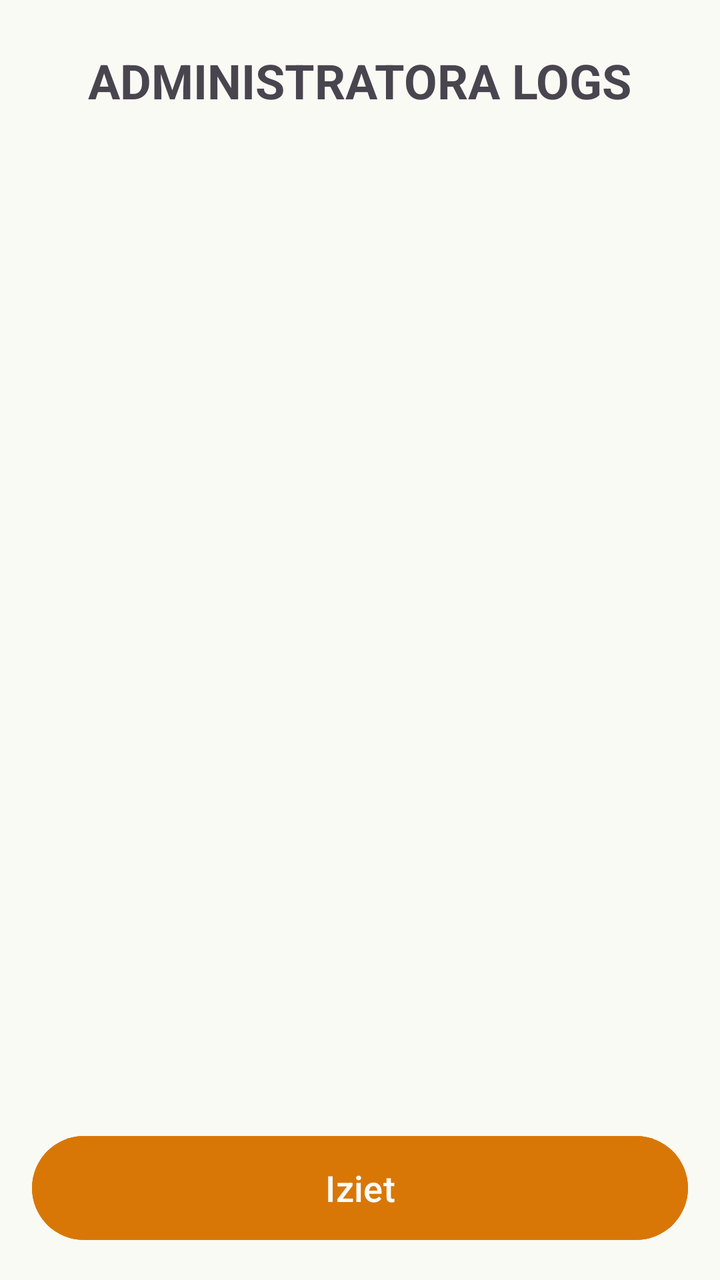
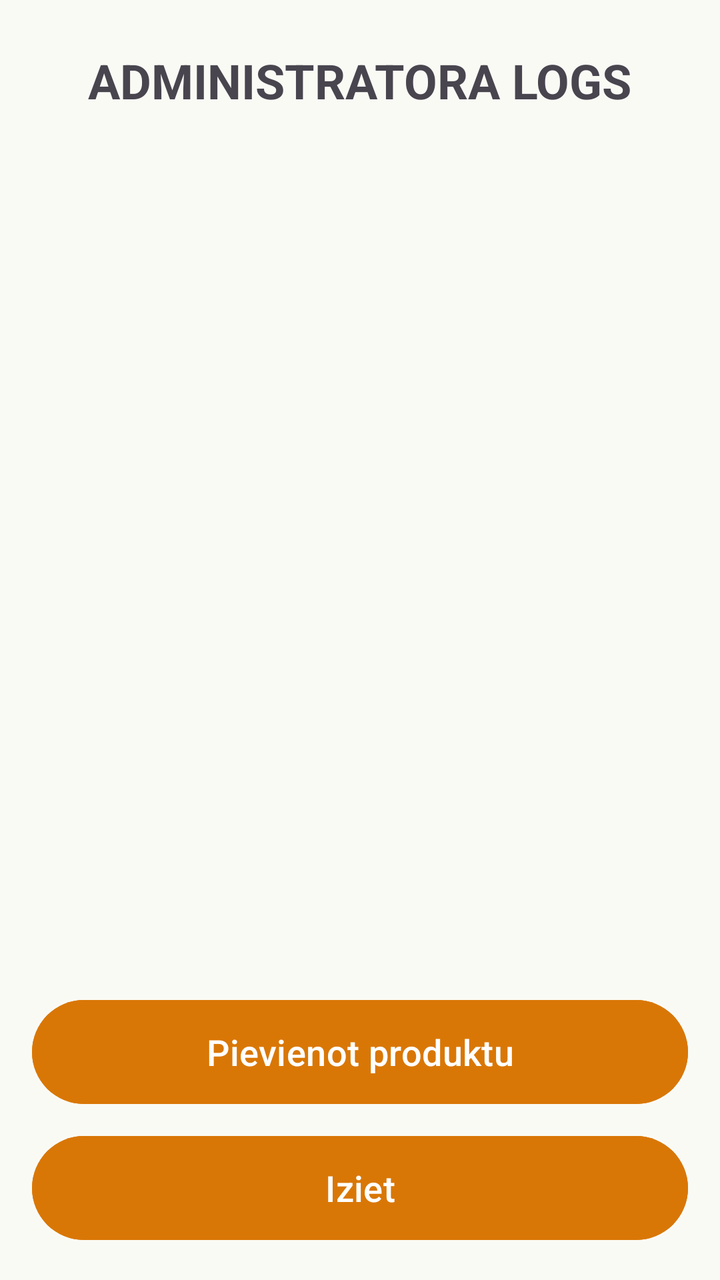

The first picture is an Android layout as it rendered before a commit; the second is the same layout after the commit. The layout source and the unified diff follow.
<!-- AndroidManifest.xml: application theme Theme._11_PD2_PA_Giruckis_Nikitins_2026 -->
<!-- res/layout/admin_log.xml -->
<?xml version="1.0" encoding="utf-8"?>
<androidx.constraintlayout.widget.ConstraintLayout xmlns:android="http://schemas.android.com/apk/res/android"
    xmlns:app="http://schemas.android.com/apk/res-auto"
    xmlns:tools="http://schemas.android.com/tools"
    android:layout_width="match_parent"
    android:layout_height="match_parent"
    android:background="#FAFAF5">

    <TextView
        android:id="@+id/Admin_Text"
        android:layout_width="wrap_content"
        android:layout_height="wrap_content"
        android:layout_marginTop="24dp"
        android:text="@string/AdminLog_Text"
        android:textAllCaps="true"
        android:textSize="24sp"
        android:textStyle="bold"
        app:layout_constraintEnd_toEndOf="parent"
        app:layout_constraintStart_toStartOf="parent"
        app:layout_constraintTop_toTopOf="parent" />

    <ListView
        android:id="@+id/Admin_UserList"
        android:layout_width="0dp"
        android:layout_height="0dp"
        android:layout_margin="16dp"
        app:layout_constraintBottom_toTopOf="@+id/Admin_BackButton"
        app:layout_constraintEnd_toEndOf="parent"
        app:layout_constraintStart_toStartOf="parent"
        app:layout_constraintTop_toBottomOf="@+id/Admin_Text" />

    <Button
        android:id="@+id/Admin_BackButton"
        android:layout_width="0dp"
        android:layout_height="60dp"
        android:layout_margin="16dp"
        android:backgroundTint="#D97706"
        android:text="@string/AdminLog_Logout"
        android:textSize="18sp"
        app:layout_constraintBottom_toBottomOf="parent"
        app:layout_constraintEnd_toEndOf="parent"
        app:layout_constraintStart_toStartOf="parent" />

</androidx.constraintlayout.widget.ConstraintLayout>
<!-- resources referenced by this layout -->
<resources>
  <string name="AdminLog_Logout">Iziet</string>
  <string name="AdminLog_Text">Administratora logs</string>
  <style name="Theme._11_PD2_PA_Giruckis_Nikitins_2026" parent="Base.Theme._11_PD2_PA_Giruckis_Nikitins_2026" />
  <style name="Base.Theme._11_PD2_PA_Giruckis_Nikitins_2026" parent="Theme.Material3.DayNight.NoActionBar">
          
          
      </style>
</resources>

<!-- the commit's change to res/layout/admin_log.xml (unified diff, before → after) -->
@@ -24,16 +24,32 @@
         android:layout_width="0dp"
         android:layout_height="0dp"
         android:layout_margin="16dp"
-        app:layout_constraintBottom_toTopOf="@+id/Admin_BackButton"
+        app:layout_constraintBottom_toTopOf="@+id/Admin_AddProductButton"
         app:layout_constraintEnd_toEndOf="parent"
         app:layout_constraintStart_toStartOf="parent"
         app:layout_constraintTop_toBottomOf="@+id/Admin_Text" />
 
     <Button
+        android:id="@+id/Admin_AddProductButton"
+        android:layout_width="0dp"
+        android:layout_height="60dp"
+        android:layout_marginStart="16dp"
+        android:layout_marginEnd="16dp"
+        android:layout_marginBottom="8dp"
+        android:backgroundTint="#D97706"
+        android:text="@string/AdminLog_AddProduct"
+        android:textSize="18sp"
+        app:layout_constraintBottom_toTopOf="@+id/Admin_BackButton"
+        app:layout_constraintEnd_toEndOf="parent"
+        app:layout_constraintStart_toStartOf="parent" />
+
+    <Button
         android:id="@+id/Admin_BackButton"
         android:layout_width="0dp"
         android:layout_height="60dp"
-        android:layout_margin="16dp"
+        android:layout_marginStart="16dp"
+        android:layout_marginEnd="16dp"
+        android:layout_marginBottom="16dp"
         android:backgroundTint="#D97706"
         android:text="@string/AdminLog_Logout"
         android:textSize="18sp"
<!-- resource entries referenced after the edit -->
@@ -1,5 +1,6 @@
 <!-- resources referenced by this layout -->
 <resources>
+  <string name="AdminLog_AddProduct">Pievienot produktu</string>
   <string name="AdminLog_Logout">Iziet</string>
   <string name="AdminLog_Text">Administratora logs</string>
   <style name="Theme._11_PD2_PA_Giruckis_Nikitins_2026" parent="Base.Theme._11_PD2_PA_Giruckis_Nikitins_2026" />
